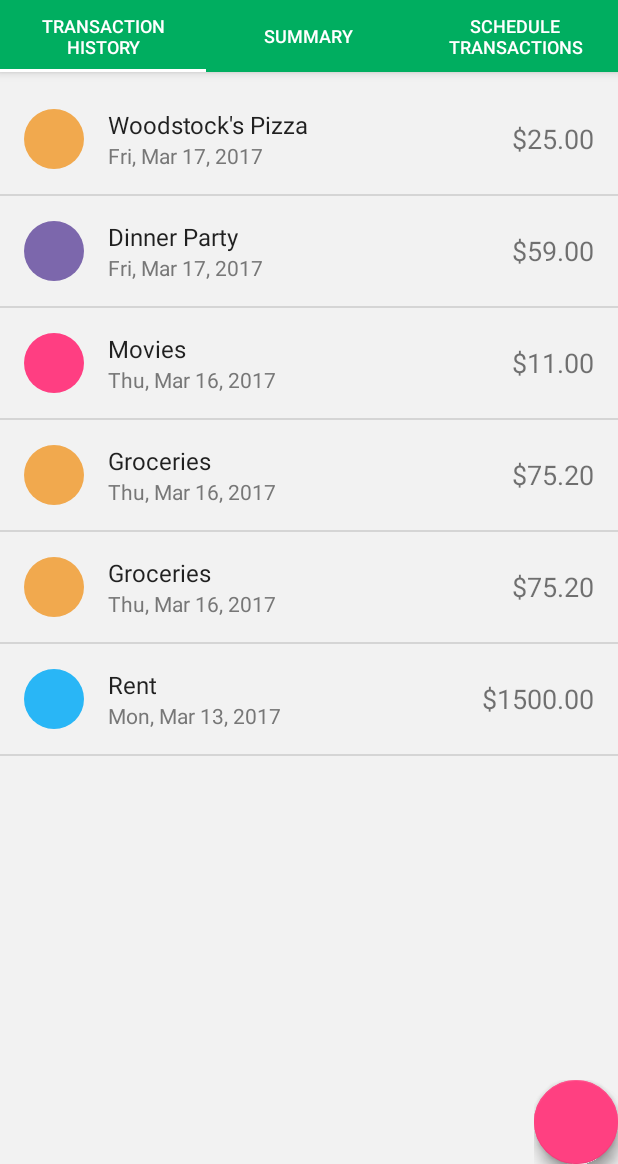
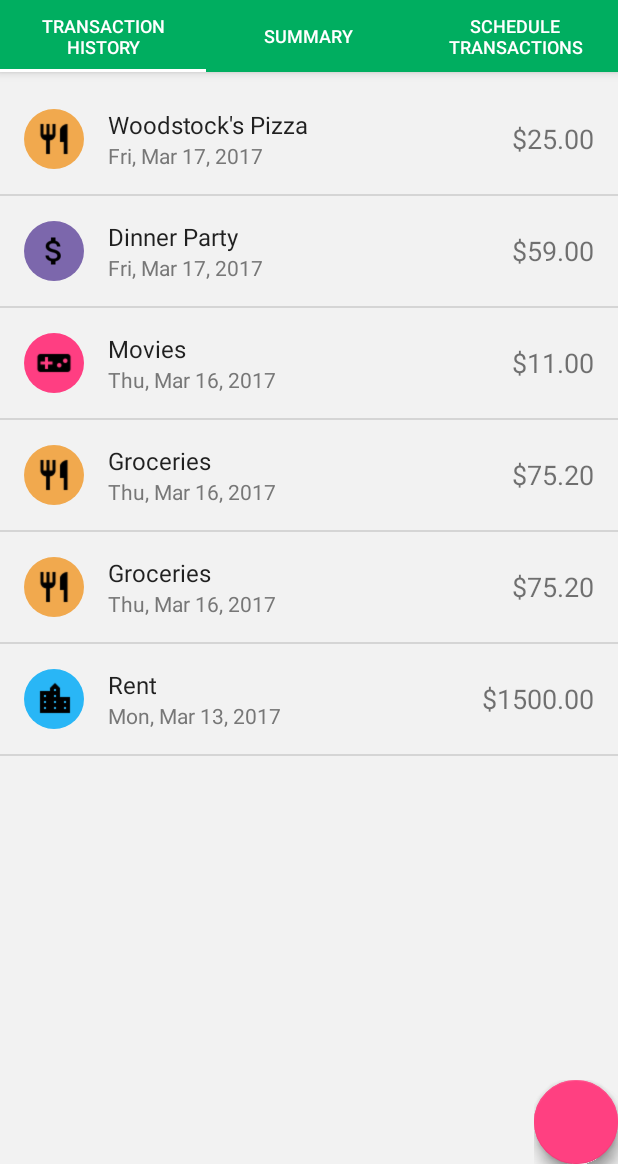
Before and after one commit to KevinLee00/ShowMeTheMoney, an Android app: the screen it shows after launch (MainActivity), in the options menu, after a tap on "Settings", on a phone screen of 412 x 824 dp, the part 72-1236 px from its top. Run offline under Robolectric (Android 15) with nearby library versions, the phone set to English and light mode, and no system bars; libraries missing offline, so code that uses them is left out: com.akexorcist.roundcornerprogressbar, com.getbase.floatingactionbutton, com.github.sundeepk.compactcalendarview, com.sothree.slidinguppanel; plain views replace FloatingActionButton, FloatingActionsMenu; 49 statements that could not run were skipped.

Commit message:
Add icons to transaction history

```diff
--- a/app/src/main/java/edu/ucsb/cs/cs185/nivek325/showmethemoney/TransactionAdapter.java
+++ b/app/src/main/java/edu/ucsb/cs/cs185/nivek325/showmethemoney/TransactionAdapter.java
@@ -62,21 +62,38 @@ public class TransactionAdapter extends BaseAdapter {
 
         date.setText(dateFormat.format(transaction.getDate()));
 
-        ImageView icon = (ImageView) v.findViewById(R.id.circle);
-        if (transaction.getColor() == 0)
-            icon.setColorFilter(ContextCompat.getColor(context, R.color.primaryOrange));
-        else if (transaction.getColor() == 1)
-            icon.setColorFilter(ContextCompat.getColor(context, R.color.primaryPink));
-        else if (transaction.getColor() == 2)
-            icon.setColorFilter(ContextCompat.getColor(context, R.color.material_light_blue));
-        else
-            icon.setColorFilter(ContextCompat.getColor(context, R.color.primaryPurple));
+        ImageView iconFrame = (ImageView) v.findViewById(R.id.circle);
+        ImageView icon = (ImageView) v.findViewById(R.id.icon);
+        if (transaction.getColor() == 0) {
+            iconFrame.setColorFilter(ContextCompat.getColor(context, R.color.primaryOrange));
+            icon.setImageDrawable(context.getResources().getDrawable(R.drawable.food_icon));
+        }
+        else if (transaction.getColor() == 1) {
+            iconFrame.setColorFilter(ContextCompat.getColor(context, R.color.primaryPink));
+            icon.setImageDrawable(context.getResources().getDrawable(R.drawable.entertainment_icon));
+
+        }
+        else if (transaction.getColor() == 2) {
+            iconFrame.setColorFilter(ContextCompat.getColor(context, R.color.material_light_blue));
+            icon.setImageDrawable(context.getResources().getDrawable(R.drawable.house_icon));
+
+        }
+        else {
+            iconFrame.setColorFilter(ContextCompat.getColor(context, R.color.primaryPurple));
+            icon.setImageDrawable(context.getResources().getDrawable(R.drawable.other_icon));
+
+        }
 
         RelativeLayout.LayoutParams layoutParams = (RelativeLayout.LayoutParams) icon
                 .getLayoutParams();
         layoutParams.addRule(RelativeLayout.CENTER_VERTICAL);
         icon.setLayoutParams(layoutParams);
 
+        layoutParams = (RelativeLayout.LayoutParams) iconFrame
+                .getLayoutParams();
+        layoutParams.addRule(RelativeLayout.CENTER_VERTICAL);
+        iconFrame.setLayoutParams(layoutParams);
+
         return v;
     }
 }
--- a/app/src/main/res/layout/fragment_transaction.xml
+++ b/app/src/main/res/layout/fragment_transaction.xml
@@ -12,6 +12,14 @@
         android:layout_height="40dp"
         android:layout_marginStart="16dp"
         android:src="@drawable/circle_drawable"/>
+
+    <ImageView
+        android:id="@+id/icon"
+        android:layout_width="24dp"
+        android:layout_height="24dp"
+        android:layout_marginStart="24dp"
+        android:layout_marginTop="24dp"
+        android:src="@drawable/food_icon"/>
 
     <TextView
         android:id="@+id/amount"
```
